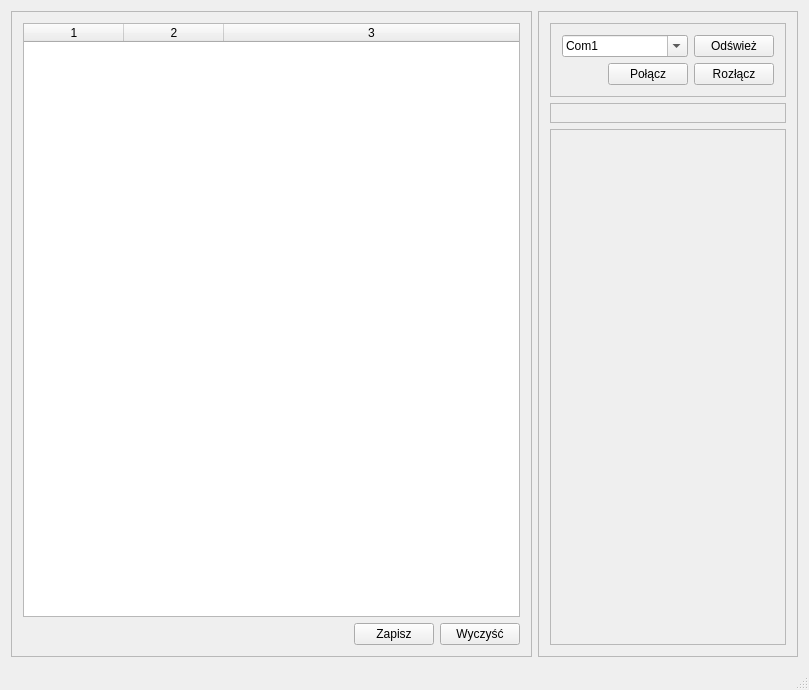
Qt form mainwindow.ui (Generall14/PC-kom) before a commit.
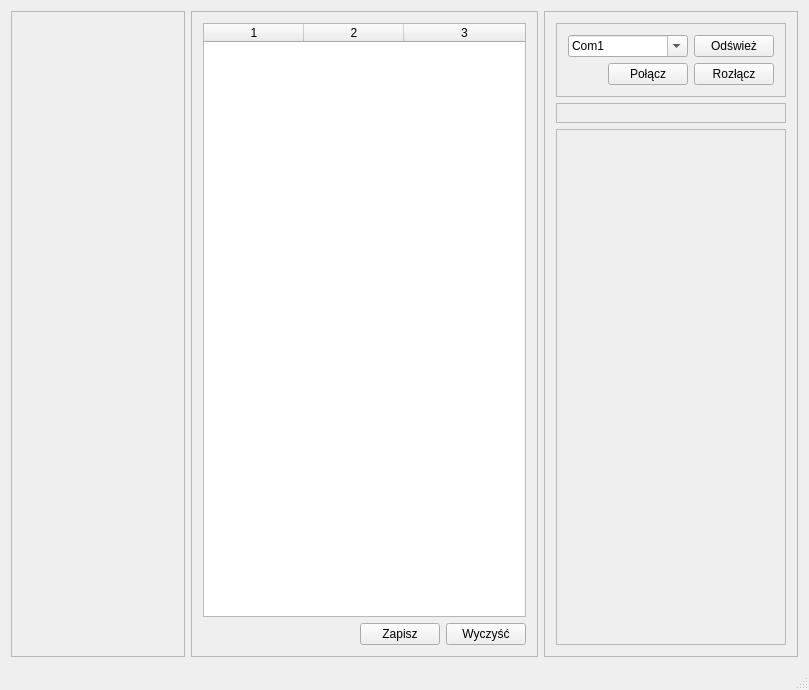
The same form after that commit.

What changed in the file:
```diff
--- a/mainwindow.ui
+++ b/mainwindow.ui
@@ -15,6 +15,22 @@
   </property>
   <widget class="QWidget" name="centralWidget">
    <layout class="QHBoxLayout" name="horizontalLayout_4">
+    <item>
+     <widget class="QFrame" name="frame_log">
+      <property name="sizePolicy">
+       <sizepolicy hsizetype="Preferred" vsizetype="Preferred">
+        <horstretch>2</horstretch>
+        <verstretch>0</verstretch>
+       </sizepolicy>
+      </property>
+      <property name="frameShape">
+       <enum>QFrame::StyledPanel</enum>
+      </property>
+      <property name="frameShadow">
+       <enum>QFrame::Raised</enum>
+      </property>
+     </widget>
+    </item>
     <item>
      <widget class="QFrame" name="frame_2">
       <property name="sizePolicy">
```
